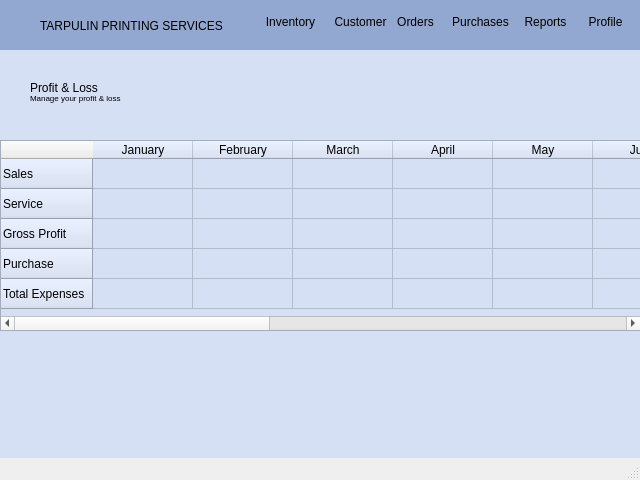
Old version of the form Report.ui in the repository CMacan/MCAV-desktop-app.
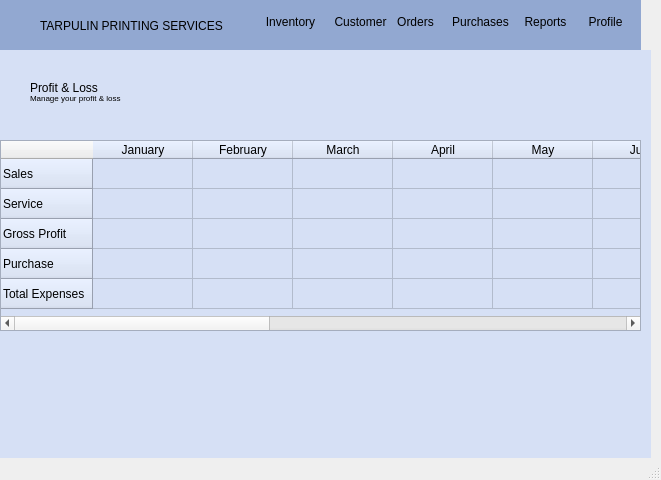
New version of the form. Icons and pictures are not drawn.

Diff of the .ui file:
```diff
--- a/Report.ui
+++ b/Report.ui
@@ -6,7 +6,7 @@
    <rect>
     <x>0</x>
     <y>0</y>
-    <width>640</width>
+    <width>661</width>
     <height>480</height>
    </rect>
   </property>
```
Left out of the diff: 2 changed lines with no effect on the pictures.
